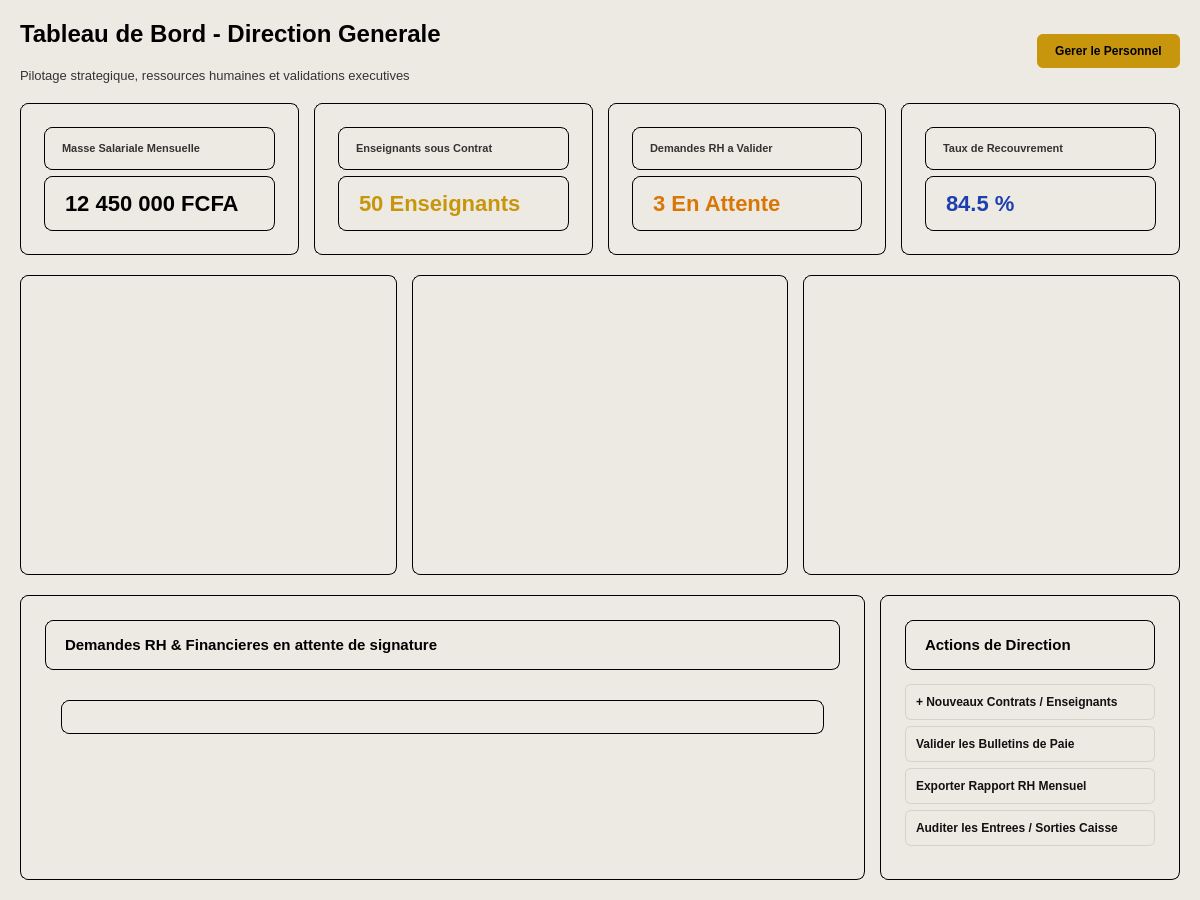
The window that ui/ui_files/dashboards/dashboard_directeur.ui (laudesmassamba1-ai/Logiciel-de-gestion-scolaire) describes before a commit, drawn with Qt 5.
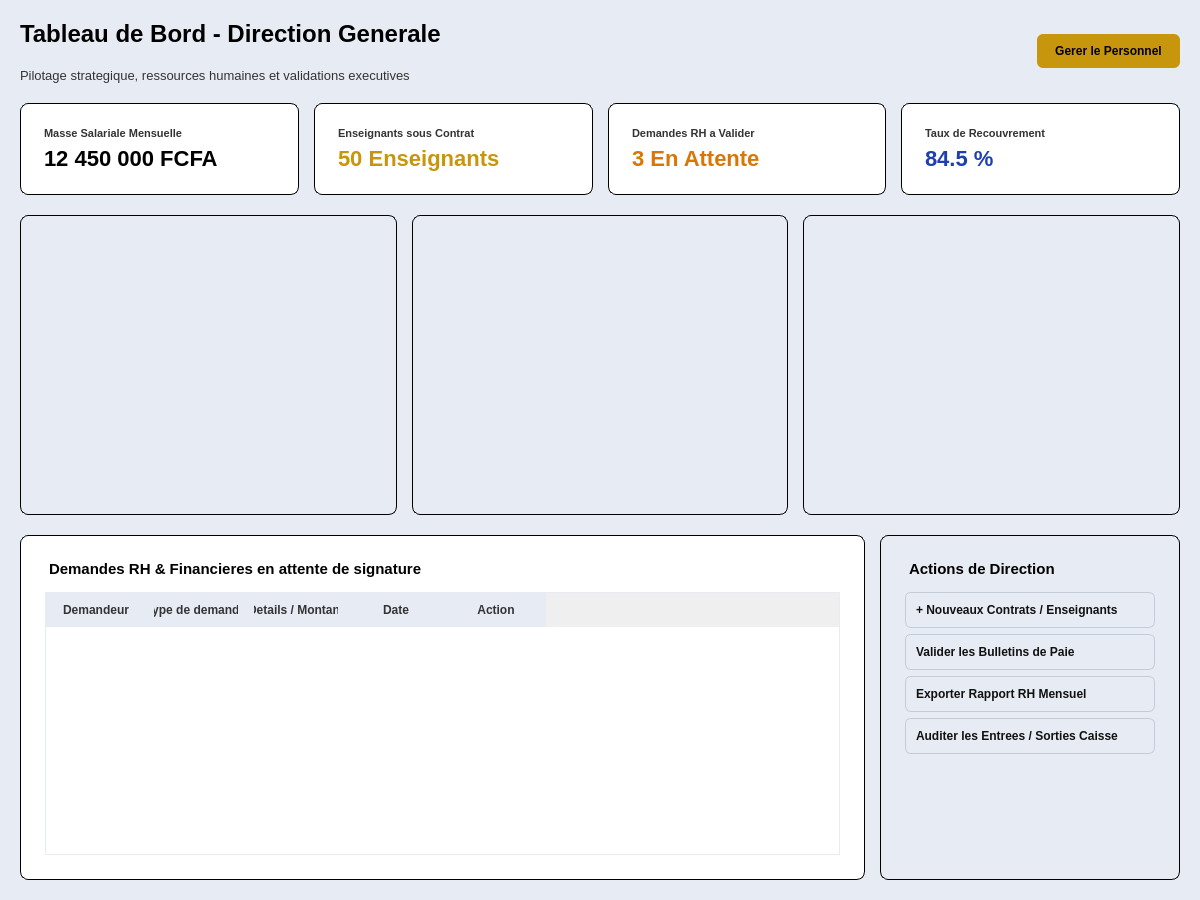
The same window after the commit.

```diff
--- a/ui/ui_files/dashboards/dashboard_directeur.ui
+++ b/ui/ui_files/dashboards/dashboard_directeur.ui
@@ -13,9 +13,7 @@
   <property name="windowTitle">
    <string>Espace Direction</string>
   </property>
-  <property name="styleSheet">
-   <string>background-color: #EDEAE4; font-family: 'Segoe UI', sans-serif;</string>
-  </property>
+<property name="styleSheet"><string>QWidget#PageDirecteur { background-color: #E7EBF3; font-family: 'Segoe UI', sans-serif; }</string></property>
   <layout class="QVBoxLayout" name="mainLayout">
    <property name="spacing">
     <number>20</number>
@@ -90,9 +88,7 @@
      </property>
      <item>
       <widget class="QFrame" name="card_kpi1">
-       <property name="styleSheet">
-        <string>background-color: transparent; color: #000000; border: 1px solid #000000; border-radius: 8px; padding: 14px;</string>
-       </property>
+       <property name="styleSheet"><string>QFrame#card_kpi1 { background-color: #FFFFFF; color: #000000; border: 1px solid #000000; border-radius: 8px; padding: 14px; }</string></property>
        <layout class="QVBoxLayout" name="vk1">
         <item>
          <widget class="QLabel" name="tk1">
@@ -120,9 +116,7 @@
 
      <item>
       <widget class="QFrame" name="card_kpi2">
-       <property name="styleSheet">
-        <string>background-color: transparent; color: #000000; border: 1px solid #000000; border-radius: 8px; padding: 14px;</string>
-       </property>
+       <property name="styleSheet"><string>QFrame#card_kpi2 { background-color: #FFFFFF; color: #000000; border: 1px solid #000000; border-radius: 8px; padding: 14px; }</string></property>
        <layout class="QVBoxLayout" name="vk2">
         <item>
          <widget class="QLabel" name="tk2">
@@ -150,9 +144,7 @@
 
      <item>
       <widget class="QFrame" name="card_kpi3">
-       <property name="styleSheet">
-        <string>background-color: transparent; color: #000000; border: 1px solid #000000; border-radius: 8px; padding: 14px;</string>
-       </property>
+       <property name="styleSheet"><string>QFrame#card_kpi3 { background-color: #FFFFFF; color: #000000; border: 1px solid #000000; border-radius: 8px; padding: 14px; }</string></property>
        <layout class="QVBoxLayout" name="vk3">
         <item>
          <widget class="QLabel" name="tk3">
@@ -180,9 +172,7 @@
 
      <item>
       <widget class="QFrame" name="card_kpi4">
-       <property name="styleSheet">
-        <string>background-color: transparent; color: #000000; border: 1px solid #000000; border-radius: 8px; padding: 14px;</string>
-       </property>
+       <property name="styleSheet"><string>QFrame#card_kpi4 { background-color: #FFFFFF; color: #000000; border: 1px solid #000000; border-radius: 8px; padding: 14px; }</string></property>
        <layout class="QVBoxLayout" name="vk4">
         <item>
          <widget class="QLabel" name="tk4">
@@ -222,9 +212,7 @@
          <height>300</height>
         </size>
        </property>
-       <property name="styleSheet">
-        <string>background-color: transparent; color: #000000; border: 1px solid #000000; border-radius: 8px;</string>
-       </property>
+<property name="styleSheet"><string>QFrame#container_chart_finances { background-color: transparent; color: #000000; border: 1px solid #000000; border-radius: 8px; }</string></property>
        <layout class="QVBoxLayout" name="layout_chart_finances">
         <property name="leftMargin"><number>10</number></property>
         <property name="topMargin"><number>10</number></property>
@@ -241,9 +229,7 @@
          <height>300</height>
         </size>
        </property>
-       <property name="styleSheet">
-        <string>background-color: transparent; color: #000000; border: 1px solid #000000; border-radius: 8px;</string>
-       </property>
+<property name="styleSheet"><string>QFrame#container_chart_scolarite { background-color: transparent; color: #000000; border: 1px solid #000000; border-radius: 8px; }</string></property>
        <layout class="QVBoxLayout" name="layout_chart_scolarite">
         <property name="leftMargin"><number>10</number></property>
         <property name="topMargin"><number>10</number></property>
@@ -260,9 +246,7 @@
          <height>300</height>
         </size>
        </property>
-       <property name="styleSheet">
-        <string>background-color: transparent; color: #000000; border: 1px solid #000000; border-radius: 8px;</string>
-       </property>
+<property name="styleSheet"><string>QFrame#container_chart_personnel { background-color: transparent; color: #000000; border: 1px solid #000000; border-radius: 8px; }</string></property>
        <layout class="QVBoxLayout" name="layout_chart_personnel">
         <property name="leftMargin"><number>10</number></property>
         <property name="topMargin"><number>10</number></property>
@@ -280,9 +264,7 @@
      </property>
      <item>
       <widget class="QFrame" name="frame_validations">
-       <property name="styleSheet">
-        <string>background-color: transparent; color: #000000; border: 1px solid #000000; border-radius: 8px; padding: 15px;</string>
-       </property>
+       <property name="styleSheet"><string>QFrame#frame_validations { background-color: #FFFFFF; color: #000000; border: 1px solid #000000; border-radius: 8px; padding: 15px; }</string></property>
        <layout class="QVBoxLayout" name="v_val">
         <item>
          <widget class="QLabel" name="lbl_val_title">
@@ -298,8 +280,8 @@
          <widget class="QTableWidget" name="table_validations">
           <property name="styleSheet">
            <string>
-            QTableWidget { border: 1px solid #EDEAE4; gridline-color: #EDEAE4; }
-            QHeaderView::section { background-color: #EDEAE4; color: #333333; font-weight: bold; padding: 8px; border: none; }
+            QTableWidget { border: 1px solid #E7EBF3; gridline-color: #E7EBF3; }
+            QHeaderView::section { background-color: #E7EBF3; color: #333333; font-weight: bold; padding: 8px; border: none; }
            </string>
           </property>
           <property name="editTriggers">
@@ -352,9 +334,7 @@
          <height>16777215</height>
         </size>
        </property>
-       <property name="styleSheet">
-        <string>background-color: transparent; color: #000000; border: 1px solid #000000; border-radius: 8px; padding: 15px;</string>
-       </property>
+<property name="styleSheet"><string>QFrame#frame_quick_actions { background-color: transparent; color: #000000; border: 1px solid #000000; border-radius: 8px; padding: 15px; }</string></property>
        <layout class="QVBoxLayout" name="v_act">
         <item>
          <widget class="QLabel" name="lbl_act_title">
@@ -369,7 +349,7 @@
         <item>
          <widget class="QPushButton" name="btn_act_recrutement">
           <property name="styleSheet">
-           <string>background-color: #EDEAE4; color: #111111; border: 1px solid #D5D2CB; border-radius: 6px; padding: 10px; text-align: left; font-weight: bold;</string>
+           <string>background-color: #E7EBF3; color: #111111; border: 1px solid #C4CCDA; border-radius: 6px; padding: 10px; text-align: left; font-weight: bold;</string>
           </property>
           <property name="text">
            <string>+ Nouveaux Contrats / Enseignants</string>
@@ -379,7 +359,7 @@
         <item>
          <widget class="QPushButton" name="btn_act_paie">
           <property name="styleSheet">
-           <string>background-color: #EDEAE4; color: #111111; border: 1px solid #D5D2CB; border-radius: 6px; padding: 10px; text-align: left; font-weight: bold;</string>
+           <string>background-color: #E7EBF3; color: #111111; border: 1px solid #C4CCDA; border-radius: 6px; padding: 10px; text-align: left; font-weight: bold;</string>
           </property>
           <property name="text">
            <string>Valider les Bulletins de Paie</string>
@@ -389,7 +369,7 @@
         <item>
          <widget class="QPushButton" name="btn_act_rapport_rh">
           <property name="styleSheet">
-           <string>background-color: #EDEAE4; color: #111111; border: 1px solid #D5D2CB; border-radius: 6px; padding: 10px; text-align: left; font-weight: bold;</string>
+           <string>background-color: #E7EBF3; color: #111111; border: 1px solid #C4CCDA; border-radius: 6px; padding: 10px; text-align: left; font-weight: bold;</string>
           </property>
           <property name="text">
            <string>Exporter Rapport RH Mensuel</string>
@@ -399,7 +379,7 @@
         <item>
          <widget class="QPushButton" name="btn_act_auditer_caisse">
           <property name="styleSheet">
-           <string>background-color: #EDEAE4; color: #111111; border: 1px solid #D5D2CB; border-radius: 6px; padding: 10px; text-align: left; font-weight: bold;</string>
+           <string>background-color: #E7EBF3; color: #111111; border: 1px solid #C4CCDA; border-radius: 6px; padding: 10px; text-align: left; font-weight: bold;</string>
           </property>
           <property name="text">
            <string>Auditer les Entrees / Sorties Caisse</string>
```
